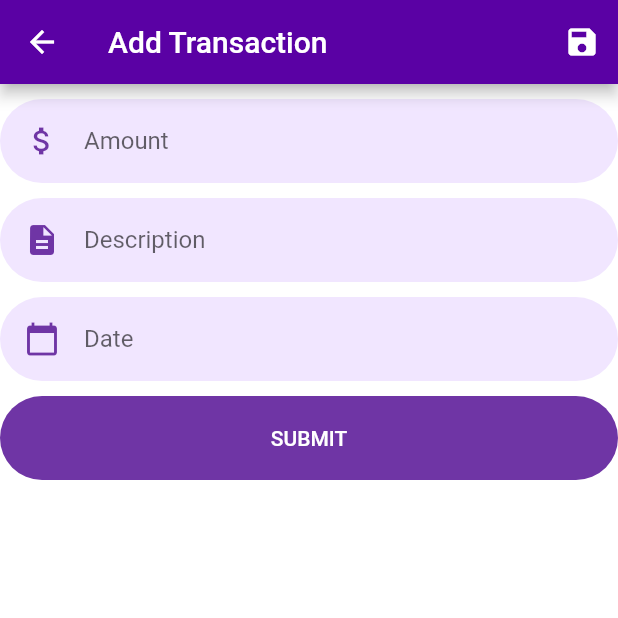
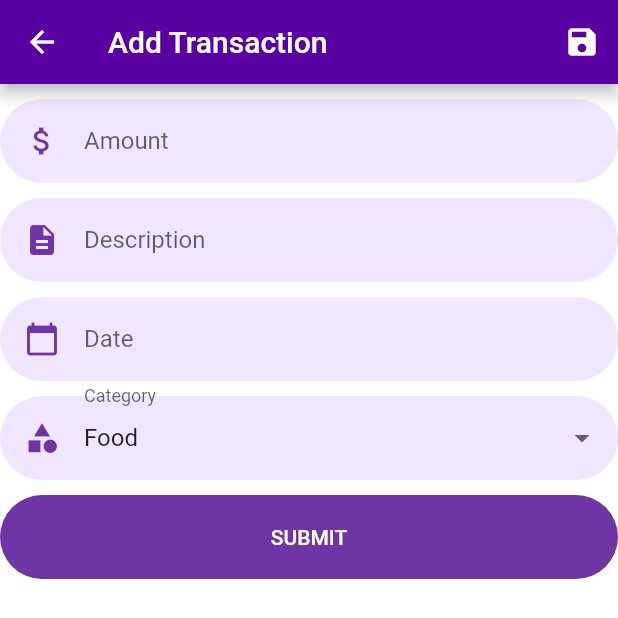
Before and after one commit to Fleonex/jupiter_clone, a Flutter app: the TransactionForm screen opened directly, after a tap on the "save" icon, on a phone screen of 412 x 824 dp. Shown: the top 618 px of the screen. Run offline on Flutter 3.47's test engine with Material 2 defaults, Android fonts, the phone set to English and light mode, and no system bars; our stand-ins replace cloud_firestore, csv, file_picker, firebase_auth, firebase_core, flutter_spinkit and 5 more; missing offline and left inert: dart:ffi, excel; accounts and stored records are empty.

Commit message:
Category dropdown

```diff
--- a/lib/main.dart
+++ b/lib/main.dart
@@ -27,7 +27,7 @@ class MyApp extends StatelessWidget {
           elevatedButtonTheme: ElevatedButtonThemeData(
             style: ElevatedButton.styleFrom(
               elevation: 0,
-              primary: kPrimaryColor,
+              backgroundColor: kPrimaryColor,
               shape: const StadiumBorder(),
               maximumSize: const Size(double.infinity, 56),
               minimumSize: const Size(double.infinity, 56),
--- a/lib/models/transactions.dart
+++ b/lib/models/transactions.dart
@@ -7,11 +7,11 @@ class Transactions {
   final DateTime date;
   final num amount;
   final String description;
-
-  Transactions(this.date, this.amount, this.description);
+  final String category;
+  Transactions(this.date, this.amount, this.description, this.category);
 
   Map<String, dynamic> toMap() {
-    return {'date': date, 'amount': amount, 'description': description};
+    return {'date': date, 'amount': amount, 'description': description, 'category': category};
   }
 }
 
--- a/lib/screens/forms/transaction_form.dart
+++ b/lib/screens/forms/transaction_form.dart
@@ -20,23 +20,35 @@ class _TransactionFormState extends State<TransactionForm> {
   final DatabaseService _db = DatabaseService(uid: FirebaseAuth.instance.currentUser!.uid);
 
   final TextEditingController amountController = TextEditingController();
-
+  final TextEditingController newCategoryController = TextEditingController();
   final TextEditingController descriptionController =
   TextEditingController();
 
   final TextEditingController dateController = TextEditingController();
+  String? _selectedCategory = 'Food'; // default category
 
+  final List<String> _categories = ['Food', 'Transportation', 'Rent', 'Utilities', 'None'];
+  bool isNewCategoryEnabled = true;
+  String newCategory='';
   void _submitData() {
     final String enteredAmount = amountController.text;
     final String enteredDescription = descriptionController.text;
 
-    if (enteredAmount.isEmpty || enteredDescription.isEmpty) {
+
+    String selectedCategory = _selectedCategory!; // default category value
+    if (isNewCategoryEnabled) {
+      newCategory = newCategoryController.text;
+      if (newCategory.isNotEmpty) {
+        selectedCategory = newCategory;
+      }
+    }
+    if (enteredAmount.isEmpty || enteredDescription.isEmpty || _selectedCategory == null) {
       return;
     }
     DateFormat dateFormat = DateFormat("yyyy-MM-dd");
     final DateTime enteredDate = dateFormat.parse(dateController.text);
 
-    Transactions newTransaction = Transactions(enteredDate, double.parse(enteredAmount), enteredDescription);
+    Transactions newTransaction = Transactions(enteredDate, double.parse(enteredAmount), enteredDescription, selectedCategory!);
 
     final Future? res = _db.addTransaction(newTransaction);
 
@@ -57,7 +69,41 @@ class _TransactionFormState extends State<TransactionForm> {
       }
     }
   }
+  void showNewCategoryDialog() async {
+    final categoryName = await showDialog<String>(
+      context: context,
+      builder: (context) => AlertDialog(
+        title: Text('New category'),
+        content: TextField(
+          controller: newCategoryController,
+          decoration: InputDecoration(
+            hintText: 'Enter category name',
+          ),
+        ),
+        actions: [
+          TextButton(
+            onPressed: () {
+              Navigator.pop(context);
+            },
+            child: Text('Cancel'),
+          ),
+          ElevatedButton(
+            onPressed: () {
+              Navigator.pop(context, newCategoryController.text.trim());
+            },
+            child: Text('Save'),
+          ),
+        ],
+      ),
+    );
 
+    if (categoryName != null && categoryName.isNotEmpty) {
+      setState(() {
+        _categories.add(categoryName);
+        _selectedCategory = categoryName;
+      });
+    }
+  }
   @override
   Widget build(BuildContext context) {
     return Scaffold(
@@ -151,6 +197,50 @@ class _TransactionFormState extends State<TransactionForm> {
                 });
               },
             ),
+            const SizedBox(height: 10.0 ),
+            DropdownButtonFormField<String>(
+              value: _selectedCategory,
+              decoration: const InputDecoration(
+                labelText: 'Category',
+                prefixIcon: Padding(
+                  padding: EdgeInsets.all(defaultPadding),
+                  child: Icon(Icons.category),
+                ),
+              ),
+              items: [
+                for (var category in _categories)
+                  DropdownMenuItem(
+                    value: category,
+                    child: Text(category)
+                  ),
+                DropdownMenuItem(
+                  value: newCategory,
+                  child: Row(
+                    children: [
+                      Icon(Icons.add, color: lightPurple),
+                      const SizedBox(width: 8),
+                      Text('New category', style: TextStyle(color: darkGray)),
+                    ],
+                  ),
+                ),
+              ],
+              onChanged: (value) {
+                setState(() {
+                  _selectedCategory = value;
+                  if (_selectedCategory == newCategory) {
+                    // Prompt the user to enter a new category
+                    showNewCategoryDialog();
+                  }
+                });
+              },
+              validator: (value) {
+                if (value == null || value.isEmpty) {
+                  return 'Please select a category';
+                }
+                return null;
+              },
+            ),
+
             const SizedBox(height: 10.0),
             Hero(
               tag: "login_btn",
```
